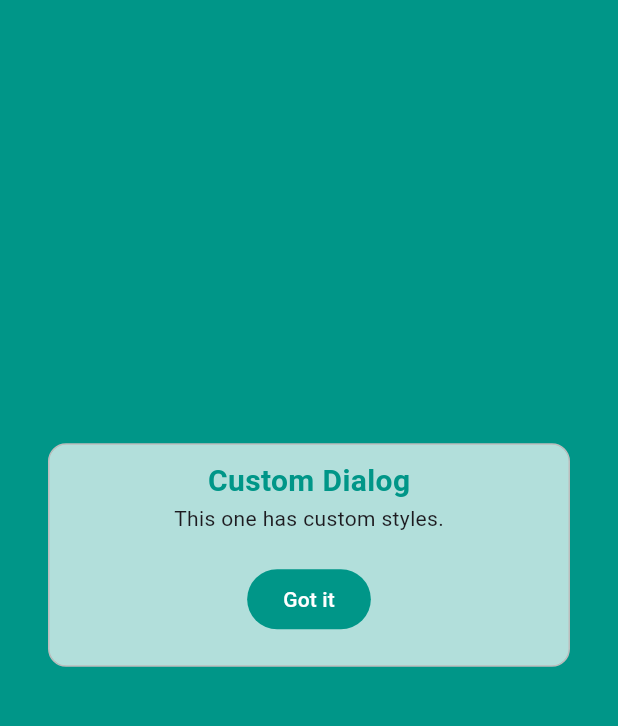
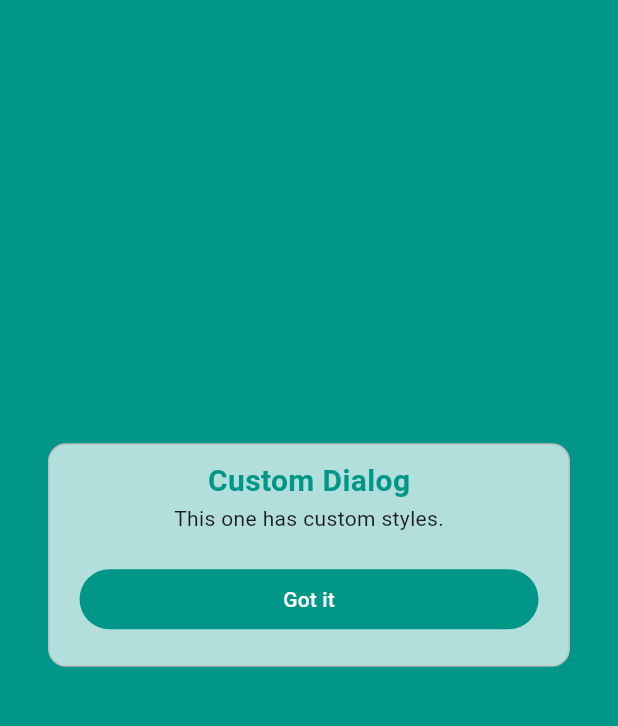
Before and after one commit to Vanik98/smart_lib_dialog, a Flutter app: the screen it shows after launch, after a tap on "Show Loading", after a tap on "Show Confirmation Dialog", after a tap on "Show Custom Dialog", on a phone screen of 412 x 824 dp, the part 63-789 px from its top. Run offline on Flutter 3.47's test engine with Material 3 defaults, Android fonts, the phone set to English and light mode, and no system bars; missing offline and left inert: back_button_interceptor.

Commit message:
initial commit

```diff
--- a/lib/dialog/smart_dialog_widget.dart
+++ b/lib/dialog/smart_dialog_widget.dart
@@ -1,5 +1,6 @@
 import 'package:flutter/material.dart';
 import 'package:smart_lib_dialog/dialog/smart_dialog_params.dart';
+
 import '../base/utils/back_inspector_mixin.dart';
 
 /// A customizable dialog widget that supports title, description, buttons, and custom content.
@@ -115,6 +116,8 @@ class _SmartDialogErrorWidgetState extends State<SmartDialogWidget> with BackIns
                     if (params?.positiveButtonText != null)
                       Padding(
                         padding: const EdgeInsets.only(top: 20),
+                        child: SizedBox(
+                          width: double.infinity,
                           child: FilledButton(
                             onPressed: params?.onPositiveButtonPressed,
                             style: params?.positiveButtonStyle,
@@ -124,17 +127,21 @@ class _SmartDialogErrorWidgetState extends State<SmartDialogWidget> with BackIns
                             ),
                           ),
                         ),
+                      ),
 
                     // Negative Action Button
                     if (params?.negativeButtonText != null)
                       Padding(
                         padding: const EdgeInsets.only(top: 20),
+                        child: SizedBox(
+                          width: double.infinity,
                           child: FilledButton(
                             onPressed: params?.onNegativeButtonPressed,
                             style: params?.negativeButtonStyle,
                             child: Text(
                               params!.negativeButtonText!,
                               style: params.negativeButtonTextStyle,
+                            ),
                           ),
                         ),
                       ),
--- a/pubspec.yaml
+++ b/pubspec.yaml
@@ -1,6 +1,6 @@
 name: smart_lib_dialog
 description: A Flutter library that provides custom dialogs with back button interception.
-version: 1.0.4
+version: 1.0.5
 
 homepage: https://github.com/vanik98/smart_lib_dialog
 repository: https://github.com/vanik98/smart_lib_dialog
```
Also changed, not shown: 1 other file. Lines whose indentation alone changed are shown as unchanged.
